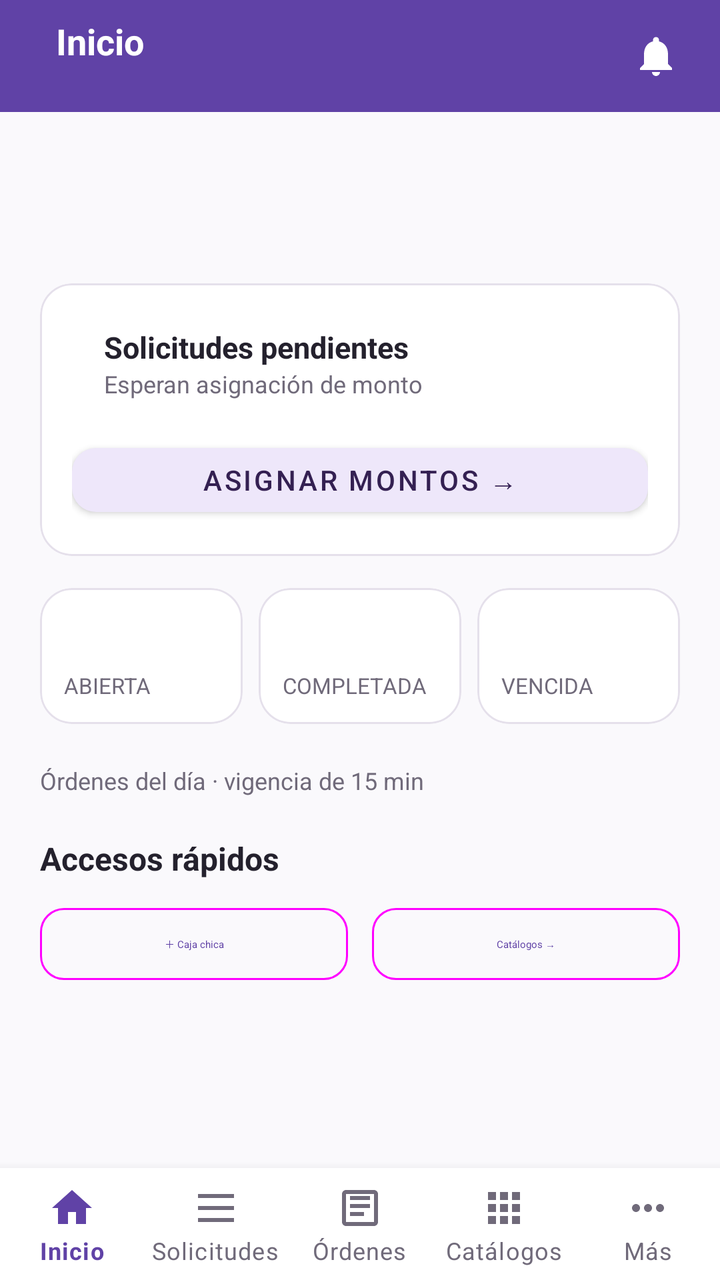
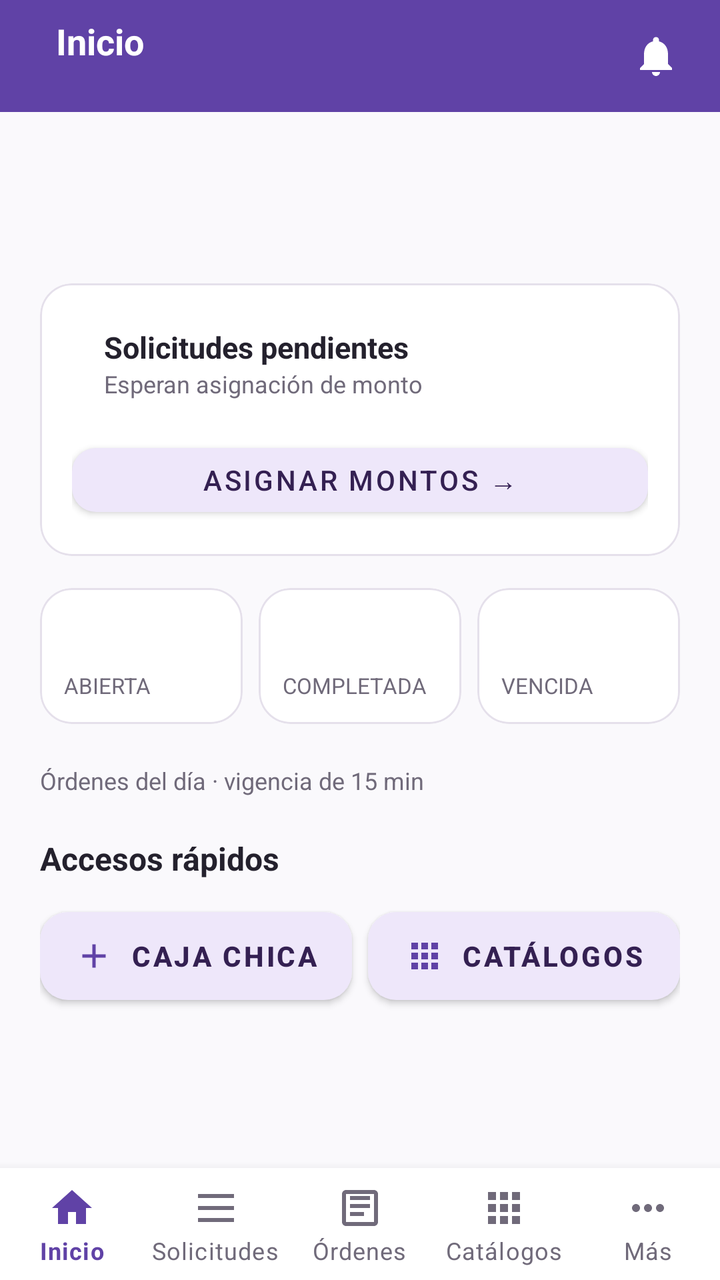

Screens rendered from an Android XML layout before and after an edit, with the pre-edit source and the edit as a unified diff.
<!-- AndroidManifest.xml: application theme Theme.ApiMovil -->
<!-- res/layout/fragment_home_admin.xml -->
<?xml version="1.0" encoding="utf-8"?>
<LinearLayout xmlns:android="http://schemas.android.com/apk/res/android"
    xmlns:app="http://schemas.android.com/apk/res-auto"
    android:layout_width="match_parent"
    android:layout_height="match_parent"
    android:background="@color/fondo"
    android:orientation="vertical">

    <com.google.android.material.appbar.AppBarLayout
        android:layout_width="match_parent"
        android:layout_height="wrap_content"
        app:elevation="0dp">

        <com.google.android.material.appbar.MaterialToolbar
            android:layout_width="match_parent"
            android:layout_height="?attr/actionBarSize"
            android:background="?attr/colorPrimary">

            <LinearLayout
                android:layout_width="match_parent"
                android:layout_height="wrap_content"
                android:gravity="center_vertical"
                android:orientation="horizontal"
                android:paddingHorizontal="12dp">

                <LinearLayout
                    android:layout_width="0dp"
                    android:layout_height="wrap_content"
                    android:layout_weight="1"
                    android:orientation="vertical">

                    <TextView
                        android:layout_width="wrap_content"
                        android:layout_height="wrap_content"
                        android:text="@string/inicio"
                        android:textColor="@color/blanco"
                        android:textSize="18sp"
                        android:textStyle="bold" />

                    <TextView
                        android:id="@+id/textRolBarra"
                        android:layout_width="wrap_content"
                        android:layout_height="wrap_content"
                        android:textColor="@color/marca_claro"
                        android:textSize="11sp"
                        android:textStyle="bold" />
                </LinearLayout>

                <ImageButton
                    android:id="@+id/btnNotificaciones"
                    android:layout_width="40dp"
                    android:layout_height="40dp"
                    android:background="?attr/selectableItemBackgroundBorderless"
                    android:contentDescription="@string/notificaciones"
                    android:src="@drawable/ic_bell"
                    app:tint="@color/blanco" />
            </LinearLayout>

        </com.google.android.material.appbar.MaterialToolbar>
    </com.google.android.material.appbar.AppBarLayout>

    <ScrollView
        android:layout_width="match_parent"
        android:layout_height="0dp"
        android:layout_weight="1">

        <LinearLayout
            android:layout_width="match_parent"
            android:layout_height="wrap_content"
            android:orientation="vertical"
            android:padding="20dp">

            <TextView
                android:id="@+id/textFecha"
                android:layout_width="match_parent"
                android:layout_height="wrap_content"
                android:letterSpacing="0.05"
                android:textColor="@color/texto_secundario"
                android:textSize="12sp"
                android:textStyle="bold" />

            <TextView
                android:id="@+id/textSaludo"
                android:layout_width="match_parent"
                android:layout_height="wrap_content"
                android:layout_marginTop="4dp"
                android:textColor="@color/texto_principal"
                android:textSize="22sp"
                android:textStyle="bold" />

            
            <com.google.android.material.card.MaterialCardView
                android:layout_width="match_parent"
                android:layout_height="wrap_content"
                android:layout_marginTop="16dp"
                app:cardBackgroundColor="@color/blanco"
                app:cardCornerRadius="16dp"
                app:cardElevation="0dp"
                app:contentPadding="16dp"
                app:strokeColor="@color/borde"
                app:strokeWidth="1dp">

                <LinearLayout
                    android:layout_width="match_parent"
                    android:layout_height="wrap_content"
                    android:orientation="vertical">

                    <LinearLayout
                        android:layout_width="match_parent"
                        android:layout_height="wrap_content"
                        android:gravity="center_vertical"
                        android:orientation="horizontal">

                        <TextView
                            android:id="@+id/textConteoPendientes"
                            android:layout_width="wrap_content"
                            android:layout_height="wrap_content"
                            android:textColor="@color/marca"
                            android:textSize="36sp"
                            android:textStyle="bold" />

                        <LinearLayout
                            android:layout_width="0dp"
                            android:layout_height="wrap_content"
                            android:layout_marginStart="16dp"
                            android:layout_weight="1"
                            android:orientation="vertical">

                            <TextView
                                android:layout_width="match_parent"
                                android:layout_height="wrap_content"
                                android:text="@string/solicitudes_pendientes"
                                android:textColor="@color/texto_principal"
                                android:textSize="15sp"
                                android:textStyle="bold" />

                            <TextView
                                android:layout_width="match_parent"
                                android:layout_height="wrap_content"
                                android:text="@string/esperan_asignacion_de_monto"
                                android:textColor="@color/texto_secundario"
                                android:textSize="12sp" />
                        </LinearLayout>
                    </LinearLayout>

                    <com.google.android.material.button.MaterialButton
                        android:id="@+id/btnAsignarMontos"
                        android:layout_width="match_parent"
                        android:layout_height="44dp"
                        android:layout_marginTop="12dp"
                        android:text="@string/asignar_montos"
                        android:textColor="@color/marca_oscuro"
                        app:backgroundTint="@color/marca_claro"
                        app:cornerRadius="12dp" />
                </LinearLayout>
            </com.google.android.material.card.MaterialCardView>

            
            <LinearLayout
                android:layout_width="match_parent"
                android:layout_height="wrap_content"
                android:layout_marginTop="16dp"
                android:orientation="horizontal">

                <com.google.android.material.card.MaterialCardView
                    android:layout_width="0dp"
                    android:layout_height="wrap_content"
                    android:layout_marginEnd="4dp"
                    android:layout_weight="1"
                    app:cardBackgroundColor="@color/blanco"
                    app:cardCornerRadius="16dp"
                    app:cardElevation="0dp"
                    app:contentPadding="12dp"
                    app:strokeColor="@color/borde"
                    app:strokeWidth="1dp">

                    <LinearLayout
                        android:layout_width="match_parent"
                        android:layout_height="wrap_content"
                        android:orientation="vertical">

                        <TextView
                            android:id="@+id/textAbiertas"
                            android:layout_width="match_parent"
                            android:layout_height="wrap_content"
                            android:textColor="@color/estado_abierta"
                            android:textSize="22sp"
                            android:textStyle="bold" />

                        <TextView
                            android:layout_width="match_parent"
                            android:layout_height="wrap_content"
                            android:text="@string/abierta_badge"
                            android:textColor="@color/texto_secundario"
                            android:textSize="11sp" />
                    </LinearLayout>
                </com.google.android.material.card.MaterialCardView>

                <com.google.android.material.card.MaterialCardView
                    android:layout_width="0dp"
                    android:layout_height="wrap_content"
                    android:layout_marginHorizontal="4dp"
                    android:layout_weight="1"
                    app:cardBackgroundColor="@color/blanco"
                    app:cardCornerRadius="16dp"
                    app:cardElevation="0dp"
                    app:contentPadding="12dp"
                    app:strokeColor="@color/borde"
                    app:strokeWidth="1dp">

                    <LinearLayout
                        android:layout_width="match_parent"
                        android:layout_height="wrap_content"
                        android:orientation="vertical">

                        <TextView
                            android:id="@+id/textCompletadas"
                            android:layout_width="match_parent"
                            android:layout_height="wrap_content"
                            android:textColor="@color/estado_completada"
                            android:textSize="22sp"
                            android:textStyle="bold" />

                        <TextView
                            android:layout_width="match_parent"
                            android:layout_height="wrap_content"
                            android:text="@string/completada_badge"
                            android:textColor="@color/texto_secundario"
                            android:textSize="11sp" />
                    </LinearLayout>
                </com.google.android.material.card.MaterialCardView>

                <com.google.android.material.card.MaterialCardView
                    android:layout_width="0dp"
                    android:layout_height="wrap_content"
                    android:layout_marginStart="4dp"
                    android:layout_weight="1"
                    app:cardBackgroundColor="@color/blanco"
                    app:cardCornerRadius="16dp"
                    app:cardElevation="0dp"
                    app:contentPadding="12dp"
                    app:strokeColor="@color/borde"
                    app:strokeWidth="1dp">

                    <LinearLayout
                        android:layout_width="match_parent"
                        android:layout_height="wrap_content"
                        android:orientation="vertical">

                        <TextView
                            android:id="@+id/textVencidas"
                            android:layout_width="match_parent"
                            android:layout_height="wrap_content"
                            android:textColor="@color/estado_vencida"
                            android:textSize="22sp"
                            android:textStyle="bold" />

                        <TextView
                            android:layout_width="match_parent"
                            android:layout_height="wrap_content"
                            android:text="@string/vencida_badge"
                            android:textColor="@color/texto_secundario"
                            android:textSize="11sp" />
                    </LinearLayout>
                </com.google.android.material.card.MaterialCardView>
            </LinearLayout>

            <TextView
                android:layout_width="match_parent"
                android:layout_height="wrap_content"
                android:layout_marginTop="20dp"
                android:text="@string/ordenes_del_dia_vigencia"
                android:textColor="@color/texto_secundario"
                android:textSize="12sp" />

            
            <LinearLayout
                android:id="@+id/contenedorProximaAVencer"
                android:layout_width="match_parent"
                android:layout_height="wrap_content"
                android:layout_marginTop="8dp"
                android:background="@drawable/bg_tarjeta_advertencia"
                android:orientation="vertical"
                android:padding="16dp"
                android:visibility="gone">

                <LinearLayout
                    android:layout_width="match_parent"
                    android:layout_height="wrap_content"
                    android:gravity="center_vertical"
                    android:orientation="horizontal">

                    <TextView
                        android:id="@+id/textOrdenProxima"
                        android:layout_width="0dp"
                        android:layout_height="wrap_content"
                        android:layout_weight="1"
                        android:textColor="@color/texto_principal"
                        android:textSize="15sp"
                        android:textStyle="bold" />

                    <TextView
                        android:layout_width="wrap_content"
                        android:layout_height="wrap_content"
                        android:background="@drawable/bg_badge_abierta"
                        android:paddingHorizontal="10dp"
                        android:paddingVertical="4dp"
                        android:text="@string/abierta_badge"
                        android:textColor="@color/estado_abierta"
                        android:textSize="11sp"
                        android:textStyle="bold" />
                </LinearLayout>

                <TextView
                    android:id="@+id/textGasolineraYVence"
                    android:layout_width="match_parent"
                    android:layout_height="wrap_content"
                    android:layout_marginTop="8dp"
                    android:textColor="@color/advertencia_texto_secundario"
                    android:textSize="13sp" />

                <LinearLayout
                    android:layout_width="match_parent"
                    android:layout_height="wrap_content"
                    android:layout_marginTop="12dp"
                    android:gravity="center_vertical"
                    android:orientation="horizontal">

                    <TextView
                        android:id="@+id/textMinutosRestantes"
                        android:layout_width="0dp"
                        android:layout_height="wrap_content"
                        android:layout_weight="1"
                        android:textColor="@color/advertencia_texto"
                        android:textSize="14sp"
                        android:textStyle="bold" />

                    <TextView
                        android:id="@+id/btnVerOrden"
                        android:layout_width="wrap_content"
                        android:layout_height="wrap_content"
                        android:background="?attr/selectableItemBackground"
                        android:clickable="true"
                        android:focusable="true"
                        android:padding="4dp"
                        android:text="@string/ver_orden"
                        android:textColor="@color/marca"
                        android:textSize="14sp"
                        android:textStyle="bold" />
                </LinearLayout>
            </LinearLayout>

            <TextView
                android:layout_width="match_parent"
                android:layout_height="wrap_content"
                android:layout_marginTop="20dp"
                android:text="@string/accesos_rapidos"
                android:textColor="@color/texto_principal"
                android:textSize="16sp"
                android:textStyle="bold" />

            <LinearLayout
                android:layout_width="match_parent"
                android:layout_height="wrap_content"
                android:layout_marginTop="10dp"
                android:layout_marginBottom="8dp"
                android:orientation="horizontal">

                <com.google.android.material.button.MaterialButton
                    android:id="@+id/btnCajaChicaRapido"
                    style="@style/Widget.Material3.Button.OutlinedButton"
                    android:layout_width="0dp"
                    android:layout_height="44dp"
                    android:layout_marginEnd="6dp"
                    android:layout_weight="1"
                    android:text="@string/mas_caja_chica"
                    app:cornerRadius="12dp" />

                <com.google.android.material.button.MaterialButton
                    android:id="@+id/btnCatalogosRapido"
                    style="@style/Widget.Material3.Button.OutlinedButton"
                    android:layout_width="0dp"
                    android:layout_height="44dp"
                    android:layout_marginStart="6dp"
                    android:layout_weight="1"
                    android:text="@string/catalogos_flecha"
                    app:cornerRadius="12dp" />
            </LinearLayout>

        </LinearLayout>
    </ScrollView>

    <include
        android:id="@+id/incluirNavInferior"
        layout="@layout/widget_bottom_nav_admin" />

</LinearLayout>
<!-- res/layout/widget_bottom_nav_admin.xml (included above) -->
<?xml version="1.0" encoding="utf-8"?>
<com.google.android.material.bottomnavigation.BottomNavigationView
    xmlns:android="http://schemas.android.com/apk/res/android"
    xmlns:app="http://schemas.android.com/apk/res-auto"
    android:id="@+id/bottomNavAdmin"
    android:layout_width="match_parent"
    android:layout_height="wrap_content"
    android:background="@color/blanco"
    app:labelVisibilityMode="labeled"
    app:itemIconTint="@color/selector_nav_item"
    app:itemTextColor="@color/selector_nav_item"
    app:menu="@menu/bottom_nav_admin" />
<!-- resources referenced by this layout -->
<resources>
  <color name="advertencia_texto">#684A00</color>
  <color name="advertencia_texto_secundario">#795300</color>
  <color name="blanco">#FFFFFF</color>
  <color name="borde">#E5E0EB</color>
  <color name="estado_abierta">#4A90D9</color>
  <color name="estado_completada">#2E7D32</color>
  <color name="estado_vencida">#C62828</color>
  <color name="fondo">#FAF9FC</color>
  <color name="marca">#6042A6</color>
  <color name="marca_claro">#EEE7FA</color>
  <color name="marca_oscuro">#342052</color>
  <color name="texto_principal">#24212D</color>
  <color name="texto_secundario">#706A7A</color>
  <!-- drawable bg_badge_abierta (drawable) -->
  <?xml version="1.0" encoding="utf-8"?>
  <shape xmlns:android="http://schemas.android.com/apk/res/android" android:shape="rectangle">
      <solid android:color="@color/estado_abierta_fondo" />
      <corners android:radius="13dp" />
  </shape>
  <!-- drawable bg_tarjeta_advertencia (drawable) -->
  <?xml version="1.0" encoding="utf-8"?>
  <shape xmlns:android="http://schemas.android.com/apk/res/android"
      android:shape="rectangle">
      <solid android:color="@color/advertencia_fondo" />
      <corners android:radius="16dp" />
  </shape>
  <!-- drawable ic_bell (drawable) -->
  <?xml version="1.0" encoding="utf-8"?>
  <vector xmlns:android="http://schemas.android.com/apk/res/android"
      android:width="24dp" android:height="24dp"
      android:viewportWidth="24" android:viewportHeight="24"
      android:tint="#6042A6">
      <path android:fillColor="#FF000000"
          android:pathData="M12,22c1.1,0 2,-0.9 2,-2h-4c0,1.1 0.89,2 2,2zM18,16v-5c0,-3.07 -1.64,-5.64 -4.5,-6.32L13.5,4c0,-0.83 -0.67,-1.5 -1.5,-1.5s-1.5,0.67 -1.5,1.5v0.68C7.63,5.36 6,7.92 6,11v5l-2,2v1h16v-1l-2,-2z" />
  </vector>
  <string name="abierta_badge">ABIERTA</string>
  <string name="accesos_rapidos">Accesos rápidos</string>
  <string name="asignar_montos">Asignar montos  →</string>
  <string name="catalogos_flecha">Catálogos →</string>
  <string name="completada_badge">COMPLETADA</string>
  <string name="esperan_asignacion_de_monto">Esperan asignación de monto</string>
  <string name="inicio">Inicio</string>
  <string name="mas_caja_chica">＋ Caja chica</string>
  <string name="notificaciones">Notificaciones</string>
  <string name="ordenes_del_dia_vigencia">Órdenes del día · vigencia de 15 min</string>
  <string name="solicitudes_pendientes">Solicitudes pendientes</string>
  <string name="vencida_badge">VENCIDA</string>
  <string name="ver_orden">Ver orden →</string>
  <color name="estado_abierta_fondo">#E3EEFB</color>
  <color name="advertencia_fondo">#FFF0CE</color>
  <!-- unchanged entries left out for length: 1 -->
</resources>

<!-- the commit's change to res/layout/fragment_home_admin.xml (unified diff, before → after) -->
@@ -368,23 +368,29 @@
 
                 <com.google.android.material.button.MaterialButton
                     android:id="@+id/btnCajaChicaRapido"
-                    style="@style/Widget.Material3.Button.OutlinedButton"
-                    android:layout_width="0dp"
-                    android:layout_height="44dp"
-                    android:layout_marginEnd="6dp"
-                    android:layout_weight="1"
-                    android:text="@string/mas_caja_chica"
-                    app:cornerRadius="12dp" />
+                    style="@style/Widget.App.Button.Tonal"
+                    android:layout_width="0dp"
+                    android:layout_height="56dp"
+                    android:layout_marginEnd="4dp"
+                    android:layout_weight="1"
+                    android:text="@string/caja_chica"
+                    app:icon="@drawable/ic_add"
+                    app:iconGravity="textStart"
+                    app:iconPadding="8dp"
+                    app:iconSize="20dp" />
 
                 <com.google.android.material.button.MaterialButton
                     android:id="@+id/btnCatalogosRapido"
-                    style="@style/Widget.Material3.Button.OutlinedButton"
-                    android:layout_width="0dp"
-                    android:layout_height="44dp"
-                    android:layout_marginStart="6dp"
-                    android:layout_weight="1"
-                    android:text="@string/catalogos_flecha"
-                    app:cornerRadius="12dp" />
+                    style="@style/Widget.App.Button.Tonal"
+                    android:layout_width="0dp"
+                    android:layout_height="56dp"
+                    android:layout_marginStart="4dp"
+                    android:layout_weight="1"
+                    android:text="@string/catalogos"
+                    app:icon="@drawable/ic_nav_catalogos"
+                    app:iconGravity="textStart"
+                    app:iconPadding="8dp"
+                    app:iconSize="20dp" />
             </LinearLayout>
 
         </LinearLayout>
<!-- resource entries referenced after the edit -->
@@ -26,6 +26,16 @@
       <solid android:color="@color/advertencia_fondo" />
       <corners android:radius="16dp" />
   </shape>
+  <!-- drawable ic_add (drawable) -->
+  <vector xmlns:android="http://schemas.android.com/apk/res/android"
+      android:width="24dp"
+      android:height="24dp"
+      android:viewportWidth="24"
+      android:viewportHeight="24">
+      <path
+          android:fillColor="@android:color/white"
+          android:pathData="M19,13h-6v6h-2v-6H5v-2h6V5h2v6h6v2z" />
+  </vector>
   <!-- drawable ic_bell (drawable) -->
   <?xml version="1.0" encoding="utf-8"?>
   <vector xmlns:android="http://schemas.android.com/apk/res/android"
@@ -35,19 +45,37 @@
       <path android:fillColor="#FF000000"
           android:pathData="M12,22c1.1,0 2,-0.9 2,-2h-4c0,1.1 0.89,2 2,2zM18,16v-5c0,-3.07 -1.64,-5.64 -4.5,-6.32L13.5,4c0,-0.83 -0.67,-1.5 -1.5,-1.5s-1.5,0.67 -1.5,1.5v0.68C7.63,5.36 6,7.92 6,11v5l-2,2v1h16v-1l-2,-2z" />
   </vector>
+  <!-- drawable ic_nav_catalogos (drawable) -->
+  <?xml version="1.0" encoding="utf-8"?>
+  <vector xmlns:android="http://schemas.android.com/apk/res/android"
+      android:width="24dp" android:height="24dp"
+      android:viewportWidth="24" android:viewportHeight="24">
+      <path android:fillColor="#FF000000"
+          android:pathData="M4,8h4L8,4L4,4v4zM10,20h4v-4h-4v4zM4,20h4v-4L4,16v4zM4,14h4v-4L4,10v4zM10,14h4v-4h-4v4zM16,4v4h4L20,4h-4zM10,8h4L14,4h-4v4zM16,14h4v-4h-4v4zM16,20h4v-4h-4v4z" />
+  </vector>
   <string name="abierta_badge">ABIERTA</string>
   <string name="accesos_rapidos">Accesos rápidos</string>
   <string name="asignar_montos">Asignar montos  →</string>
-  <string name="catalogos_flecha">Catálogos →</string>
+  <string name="caja_chica">Caja chica</string>
+  <string name="catalogos">Catálogos</string>
   <string name="completada_badge">COMPLETADA</string>
   <string name="esperan_asignacion_de_monto">Esperan asignación de monto</string>
   <string name="inicio">Inicio</string>
-  <string name="mas_caja_chica">＋ Caja chica</string>
   <string name="notificaciones">Notificaciones</string>
   <string name="ordenes_del_dia_vigencia">Órdenes del día · vigencia de 15 min</string>
   <string name="solicitudes_pendientes">Solicitudes pendientes</string>
   <string name="vencida_badge">VENCIDA</string>
   <string name="ver_orden">Ver orden →</string>
+  <style name="Widget.App.Button.Tonal" parent="Widget.MaterialComponents.Button">
+          <item name="backgroundTint">@color/marca_claro</item>
+          <item name="android:textColor">@color/marca_oscuro</item>
+          <item name="android:textSize">14sp</item>
+          <item name="android:textStyle">bold</item>
+          <item name="cornerRadius">14dp</item>
+          <item name="iconTint">@color/marca</item>
+          <item name="rippleColor">@color/marca</item>
+          <item name="elevation">0dp</item>
+      </style>
   <color name="estado_abierta_fondo">#E3EEFB</color>
   <color name="advertencia_fondo">#FFF0CE</color>
   <!-- unchanged entries left out for length: 1 -->
